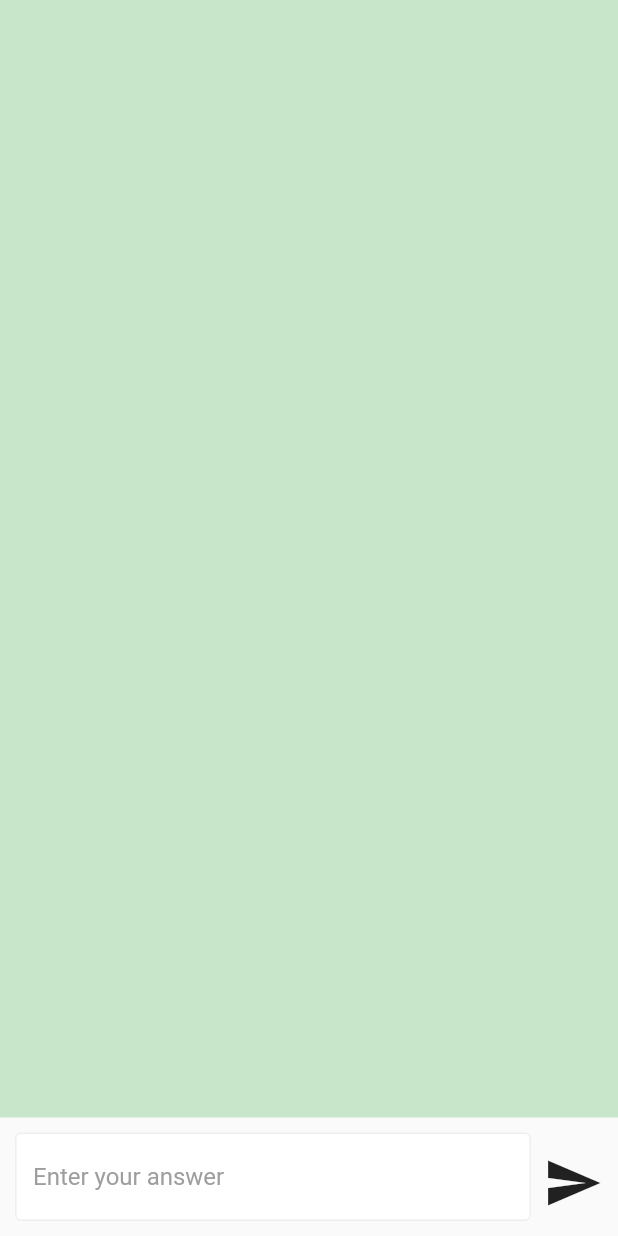
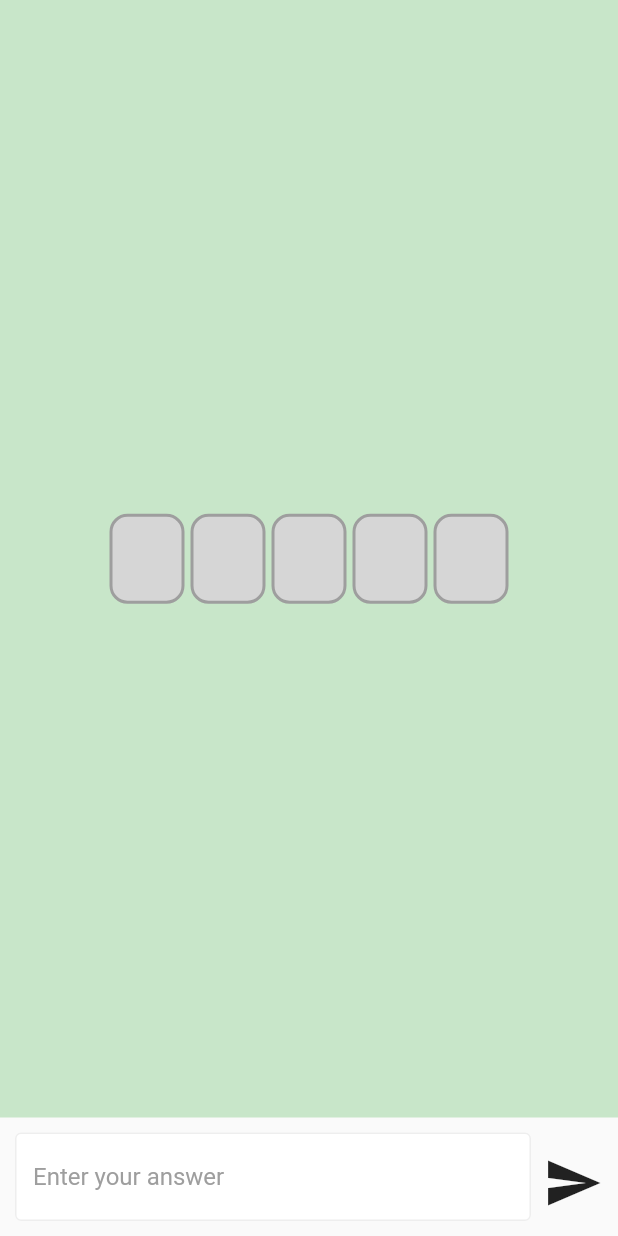
Before and after one commit to jsjin7371/simple_word_game, a Flutter app: the GamePage screen opened directly, on a phone screen of 412 x 824 dp. Run offline on Flutter 3.47's test engine with Material 2 defaults, Android fonts, the light colour scheme and no system bars.

Commit message:
show enteredText in gamepage

```diff
--- a/lib/models/word_model.dart
+++ b/lib/models/word_model.dart
@@ -1,13 +1,12 @@
 import 'package:flutter/material.dart';
-import 'package:kkodeul/function/seperate_into_letters.dart';
 
 class WordModel extends ChangeNotifier {
   //list of word
   final List _words = [
-    //['단어','초성','중성','종성','초성','중성','종성',]
-    ['국장', 'ㄱ', 'ㅜ', 'ㄱ', 'ㅈ', 'ㅏ', 'ㅇ'],
-    ['풀잎', 'ㅍ', 'ㅜ', 'ㄹ', 'ㅇ', 'ㅣ', 'ㅍ'],
-    ['실행', 'ㅅ', 'ㅣ', 'ㄹ', 'ㅎ', 'ㅐ', 'ㅇ'],
+    ['q', 'u', 'e', 's', 't'], //quest
+    ['f', 'l', 'a', 'r', 'e'], //flare
+    ['p', 'i', 'x', 'e', 'l'], //pixel
+    ['m', 'a', 'n', 'g', 'o'], //mango
   ];
 
   //adding word
@@ -17,7 +16,7 @@ class WordModel extends ChangeNotifier {
   get addingword => _addingword;
 
   //add word to wordlist
-  void addWord() {
+  /*void addWord() {
     if (!_words.contains(_addingword)) {
       //separate word
       List tmp = [];
@@ -32,4 +31,5 @@ class WordModel extends ChangeNotifier {
     }
     notifyListeners();
   }
+  */
 }
--- a/lib/pages/game_page.dart
+++ b/lib/pages/game_page.dart
@@ -1,6 +1,5 @@
 import 'package:flutter/material.dart';
 import 'package:kkodeul/components/my_text_field.dart';
-import 'package:kkodeul/function/seperate_into_letters.dart';
 import 'package:kkodeul/widget/text_box.dart';
 
 class GamePage extends StatefulWidget {
@@ -12,16 +11,22 @@ class GamePage extends StatefulWidget {
 
 class _GamePageState extends State<GamePage> {
   final TextEditingController _textController = TextEditingController();
+  String? enteredText; // 입력된 텍스트를 저장할 변수
 
   void sendText() {
     if (_textController.text.isNotEmpty) {
-      _textController.clear();
+      // 입력된 텍스트를 저장
+      setState(() {
+        enteredText = _textController.text;
+      });
     }
+    _textController.clear();
   }
 
   @override
   void dispose() {
     super.dispose();
+    _textController.dispose();
   }
 
   @override
@@ -33,8 +38,12 @@ class _GamePageState extends State<GamePage> {
             child: SizedBox(
               child: Container(
                 color: Colors.green[100],
-                child: const Row(
-                  children: [],
+                child: Center(
+                  child: TextBox(
+                    text: enteredText == null
+                        ? [' ', ' ', ' ', ' ', ' ']
+                        : enteredText!.split(''),
+                  ),
                 ),
               ),
             ),
--- a/lib/widget/text_box.dart
+++ b/lib/widget/text_box.dart
@@ -11,6 +11,7 @@ class TextBox extends StatelessWidget {
   @override
   Widget build(BuildContext context) {
     return Row(
+      mainAxisAlignment: MainAxisAlignment.center,
       children: [
         for (String letter in text)
           Tile(
@@ -44,7 +45,7 @@ class Tile extends StatelessWidget {
         child: Center(
           child: Text(
             word,
-            style: const TextStyle(fontSize: 15, fontWeight: FontWeight.w200),
+            style: const TextStyle(fontSize: 25, fontWeight: FontWeight.w500),
           ),
         ),
       ),
```
Also changed, not shown: lib/function/seperate_into_letters.dart (deleted, +0 -30 lines).
